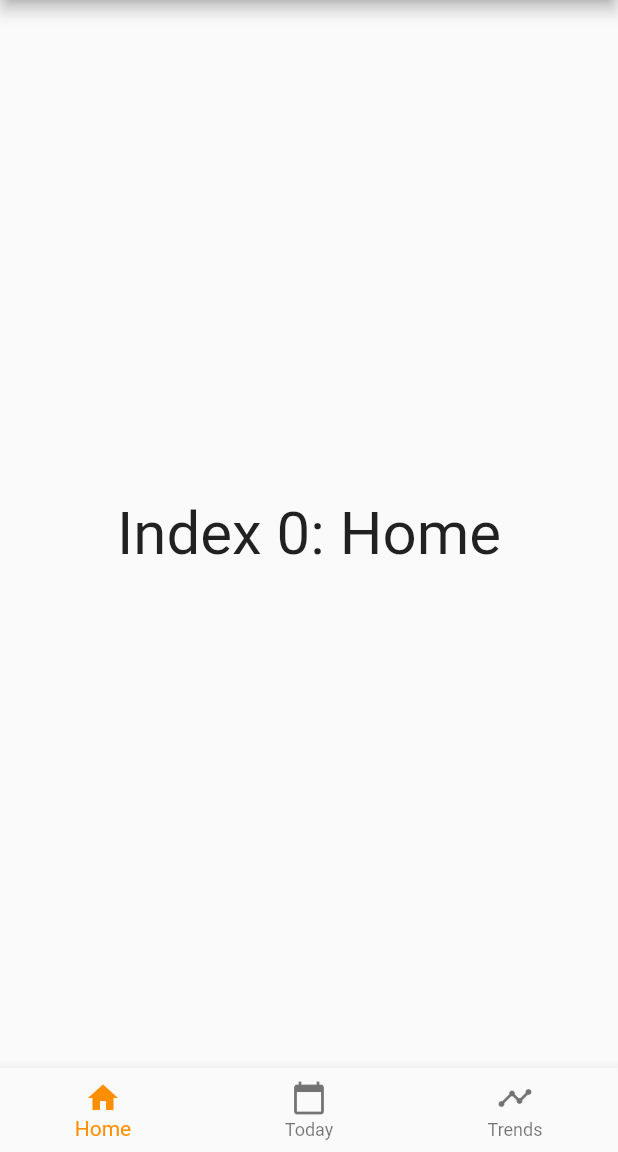
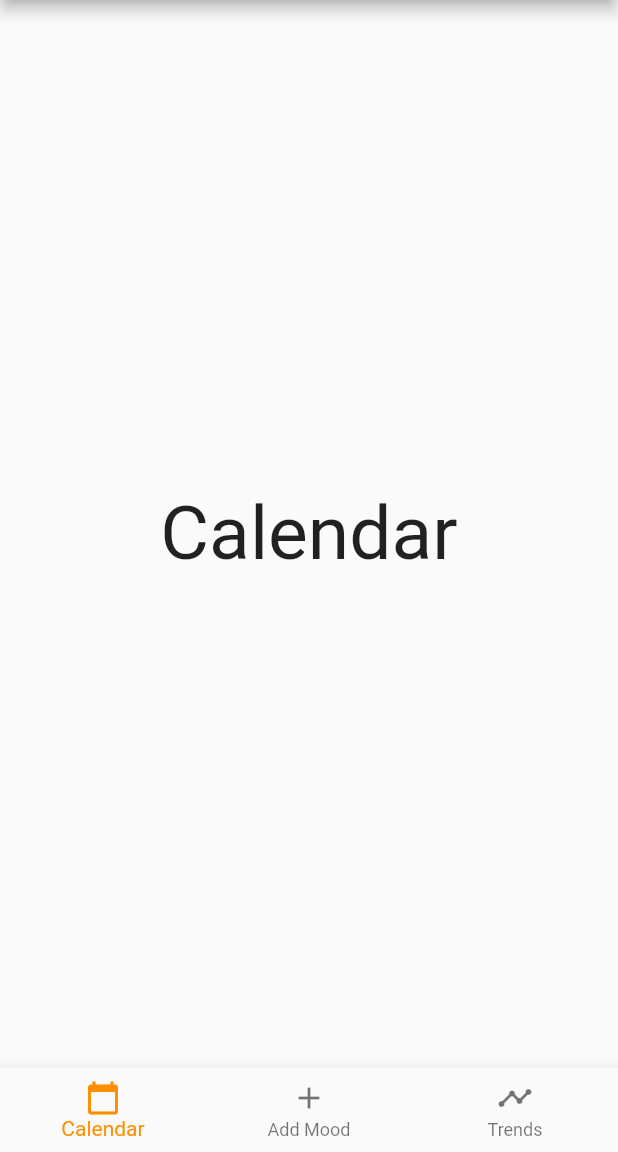
Before and after one commit to Jgrt04/VisiMood, a Flutter app: the screen it shows after launch, on a phone screen of 412 x 824 dp, the part 84-1236 px from its top. Run offline on Flutter 3.47's test engine with Material 2 defaults, Android fonts, the phone set to English and light mode, and no system bars.

```diff
--- a/lib/main.dart
+++ b/lib/main.dart
@@ -9,15 +9,6 @@ class MyApp extends StatelessWidget {
     return MaterialApp(
       title: 'Flutter Demo',
       theme: ThemeData(
-          // This is the theme of your application.
-          //
-          // Try running your application with "flutter run". You'll see the
-          // application has a blue toolbar. Then, without quitting the app, try
-          // changing the primarySwatch below to Colors.green and then invoke
-          // "hot reload" (press "r" in the console where you ran "flutter run",
-          // or simply save your changes to "hot reload" in a Flutter IDE).
-          // Notice that the counter didn't reset back to zero; the application
-          // is not restarted.
           primarySwatch: Colors.deepPurple),
       home: MyHomePage(title: 'Flutter Demo Home Page'),
     );
@@ -47,26 +38,29 @@ class MyHomePage extends StatefulWidget {
 class _MyHomePageState extends State<MyHomePage> {
   int _selectedIndex = 0;
   static const TextStyle optionStyle =
-      TextStyle(fontSize: 40, fontWeight: FontWeight.normal);
+      TextStyle(fontSize: 50, fontWeight: FontWeight.normal);
   static const List<Widget> _widgetOptions = <Widget>[
     Text(
-      'Index 0: Home',
+      'Calendar',
       style: optionStyle,
     ),
     Text(
-      'Index 1: Today',
+      'Add Mood',
       style: optionStyle,
     ),
     Text(
-      'Index 2: Trends',
+      'Trends',
       style: optionStyle,
     ),
   ];
 
+  int count = 0;
   void _onItemTapped(int index) {
     setState(() {
       _selectedIndex = index;
+      count++;
     });
+    //print("button clicked $count times");
   }
 
   @override
@@ -81,12 +75,12 @@ class _MyHomePageState extends State<MyHomePage> {
       bottomNavigationBar: BottomNavigationBar(
         items: const <BottomNavigationBarItem>[
           BottomNavigationBarItem(
-            icon: Icon(Icons.home),
-            title: Text('Home'),
+            icon: Icon(Icons.calendar_today),
+            title: Text('Calendar'),
           ),
           BottomNavigationBarItem(
-            icon: Icon(Icons.calendar_today),
-            title: Text('Today'),
+            icon: Icon(Icons.add),
+            title: Text('Add Mood'),
           ),
           BottomNavigationBarItem(
             icon: Icon(Icons.timeline),
--- a/pubspec.yaml
+++ b/pubspec.yaml
@@ -23,6 +23,7 @@ dependencies:
   # The following adds the Cupertino Icons font to your application.
   # Use with the CupertinoIcons class for iOS style icons.
   cupertino_icons: ^0.1.2
+  flutter_calendar_carousel: ^1.4.11
 
 dev_dependencies:
   flutter_test:
```
Also changed, not shown: pubspec.lock.
